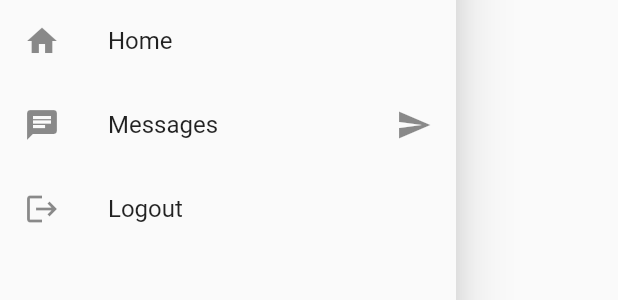
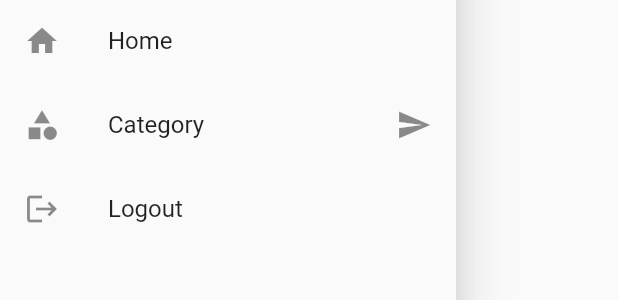
Before and after one commit to divyesh008/flutter_snippet, a Flutter app: the MyDrawer widget shown alone on an empty page, opened directly, on a phone screen of 412 x 824 dp. Shown: the part 255-555 px from the top of the screen. Run offline on Flutter 3.47's test engine with Material 2 defaults, Android fonts, the phone set to English and light mode, and no system bars; our stand-ins replace curved_navigation_bar, shared_preferences; accounts and stored records are empty; network calls fail.

Commit message:
merged updates

```diff
--- a/lib/main.dart
+++ b/lib/main.dart
@@ -1,11 +1,12 @@
 import 'package:flutter/material.dart';
+import 'package:flutter_snippets/pages/category_page.dart';
 import 'package:flutter_snippets/pages/home_page.dart';
 import 'package:flutter_snippets/pages/login_page.dart';
 import 'package:flutter_snippets/utils/Constants.dart';
 import 'package:shared_preferences/shared_preferences.dart';
 
 Future main() async {
-  //Insures that widgets (everythings) are initialized
+  //Insures that widgets (every things) are initialized
   WidgetsFlutterBinding.ensureInitialized();
 
   Constants.prefs = await SharedPreferences.getInstance();
@@ -20,7 +21,8 @@ Future main() async {
       theme: ThemeData(primarySwatch: Colors.purple),
       routes: {
         "/login": (context) => LoginPage(),
-        "/home": (context) => HomePage()
+        "/home": (context) => HomePage(),
+        "/category": (context) => CategoryPage(),
       },
     ),
   );
--- a/lib/widgets/drawer.dart
+++ b/lib/widgets/drawer.dart
@@ -18,11 +18,13 @@ class MyDrawer extends StatelessWidget {
         ListTile(
           leading: Icon(Icons.home),
           title: Text("Home"),
+          onTap: ()=>Navigator.pushNamed(context, "/home"),
         ),
         ListTile(
-          leading: Icon(Icons.chat),
-          title: Text("Messages"),
+          leading: Icon(Icons.category),
+          title: Text("Category"),
           trailing: Icon(Icons.send),
+          onTap: ()=> Navigator.pushNamed(context, "/category"),
         ),
         ListTile(
           leading: Icon(Icons.logout),
--- a/pubspec.yaml
+++ b/pubspec.yaml
@@ -29,6 +29,7 @@ dependencies:
   cupertino_icons: ^1.0.0
   http: ^0.12.2
   shared_preferences: ^0.5.12+4
+  curved_navigation_bar: ^0.3.7
 
 dev_dependencies:
   flutter_test:
```
Also changed, not shown: lib/pages/category_page.dart (added, +46 -0 lines), pubspec.lock, 12 other files.
